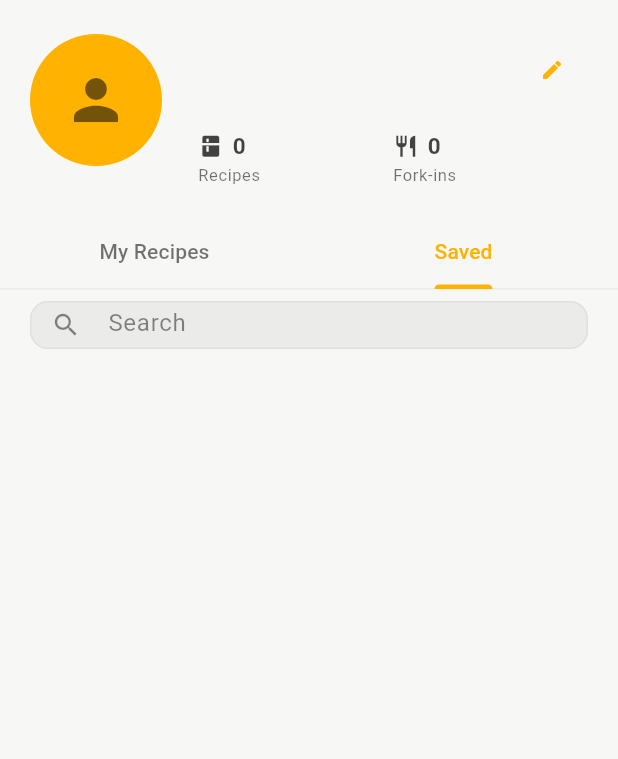
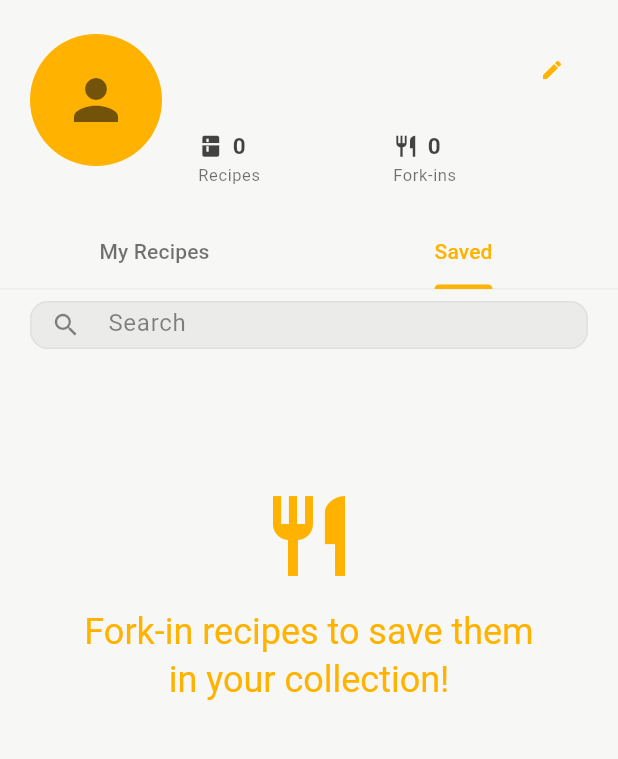
Before and after one commit to badriannp/forking-food, a Flutter app: the ProfileScreen screen opened directly, tab 2 chosen, on a phone screen of 412 x 824 dp, the part 80-839 px from its top. Run offline on Flutter 3.47's test engine with Material 3 defaults, Android fonts, the phone set to English and light mode, and no system bars; our stand-ins replace cached_network_image, cloud_firestore, firebase_auth, firebase_core, firebase_storage, flutter_card_swiper and 5 more; missing offline and left inert: flutter_facebook_auth; accounts and stored records are empty; project files that could hold a hidden picture were left out.

Commit message:
refactor: updates

```diff
--- a/lib/screens/tabs/home_screen.dart
+++ b/lib/screens/tabs/home_screen.dart
@@ -1049,10 +1049,10 @@ class _HomeScreenState extends State<HomeScreen> {
     return Center(
       child: Column(
         mainAxisAlignment: MainAxisAlignment.center,
-        spacing: 12,
+        spacing: 8,
         children: [
           Text(
-            'No recipes left',
+            'No recipes for now',
             style: Theme.of(context).textTheme.headlineMedium?.copyWith(
               fontWeight: FontWeight.bold,
             ),
@@ -1064,7 +1064,7 @@ class _HomeScreenState extends State<HomeScreen> {
               Navigator.pushNamed(context, '/add-recipe');
             },
             child: Column(
-              spacing: 8,
+              spacing: 12,
               children: [
                 Text(
                 'It\'s time to add your own recipe',
--- a/lib/screens/tabs/profile_screen.dart
+++ b/lib/screens/tabs/profile_screen.dart
@@ -232,11 +232,6 @@ class _ProfileScreenState extends State<ProfileScreen> with TickerProviderStateM
 
         // Upload cropped image to Firebase Storage and update profile
         await _authService.updateProfileImage(croppedFile);
-
-        final String? userId = _authService.userId;
-        if (userId != null) {
-          // User data is now centralized - no need to update recipes
-        }
 
         // Refresh the UI
         if (mounted) {
@@ -829,6 +824,39 @@ class _ProfileScreenState extends State<ProfileScreen> with TickerProviderStateM
       );
     }
 
+    if (recipes.isEmpty && !isLoading && isSaved) {
+      return SingleChildScrollView(
+        physics: const AlwaysScrollableScrollPhysics(),
+        child: SizedBox(
+          height: MediaQuery.of(context).size.height * 0.4,
+          child: Center(
+            child: Padding(
+              padding: const EdgeInsets.symmetric(horizontal: 8.0),
+              child: Column(
+                mainAxisAlignment: MainAxisAlignment.center,
+                mainAxisSize: MainAxisSize.min,
+                children: [
+                  Icon(
+                    Icons.restaurant,
+                    size: 64,
+                    color: Theme.of(context).colorScheme.primary,
+                  ),
+                  const SizedBox(height: 16),
+                  Text(
+                    'Fork-in recipes to save them\nin your collection!',
+                    style: Theme.of(context).textTheme.headlineSmall?.copyWith(
+                        color: Theme.of(context).colorScheme.primary,
+                      ),
+                    textAlign: TextAlign.center,
+                  ),
+                ],
+              ),
+            ),
+          ),
+        ),
+      );
+    }
+
     return GridView.builder(
       keyboardDismissBehavior: ScrollViewKeyboardDismissBehavior.onDrag,
       padding: const EdgeInsets.all(8.0),
--- a/lib/services/auth_service.dart
+++ b/lib/services/auth_service.dart
@@ -5,6 +5,7 @@ import 'package:firebase_storage/firebase_storage.dart';
 import 'dart:io';
 import 'dart:typed_data';
 import 'package:image/image.dart' as img;
+import 'package:forking/utils/image_utils.dart' as image_utils;
 import '../models/user_data.dart';
 import 'user_service.dart';
 
@@ -148,7 +149,7 @@ class AuthService {
         return;
       }
 
-      // Create user data with Google photo URL (no copying)
+      // Create user data with Google photo URL
       await _createUserData(userId, finalDisplayName, googlePhotoURL);
 
     } catch (e) {
@@ -235,7 +236,7 @@ class AuthService {
 
       final storageRef = _storage.ref().child('profile_images/$userId.jpg');
 
-      final metadata = SettableMetadata(contentType: _userService.getContentTypeFromPath(imageFile.path));
+      final metadata = SettableMetadata(contentType: image_utils.getContentTypeFromPath(imageFile.path));
       final uploadTask = storageRef.putData(compressedImageData, metadata);
       final snapshot = await uploadTask;
 
--- a/lib/services/recipe_service.dart
+++ b/lib/services/recipe_service.dart
@@ -5,6 +5,7 @@ import '../models/recipe.dart';
 import 'package:image/image.dart' as img;
 import 'dart:typed_data';
 import 'user_service.dart';
+import 'package:forking/utils/image_utils.dart' as image_utils;
 
 class RecipeService {
   final FirebaseFirestore _firestore = FirebaseFirestore.instance;
@@ -83,7 +84,7 @@ class RecipeService {
       // Encode as JPEG with 85% quality
       final jpegBytes = img.encodeJpg(resized, quality: 85);
       Reference ref = _storage.ref().child('$storagePath.jpg');
-      final metadata = SettableMetadata(contentType: _userService.getContentTypeFromPath(imagePath));
+      final metadata = SettableMetadata(contentType: image_utils.getContentTypeFromPath(imagePath));
       UploadTask uploadTask = ref.putData(Uint8List.fromList(jpegBytes), metadata);
       TaskSnapshot snapshot = await uploadTask;
       return await snapshot.ref.getDownloadURL();
--- a/lib/widgets/profile_avatar.dart
+++ b/lib/widgets/profile_avatar.dart
@@ -25,7 +25,7 @@ class _ProfileAvatarImageState extends State<ProfileAvatarImage> {
 
     if (widget.imageUrl != null) {
       fallbackUrls = [
-        getResizedImageUrl(originalUrl: widget.imageUrl!, size: 600),
+        getResizedImageUrl(originalUrl: widget.imageUrl!, size: 300),
         widget.imageUrl!,
       ];
     } else {
```
Also changed, not shown: lib/screens/auth/forgot_password_screen.dart (+12 -2 lines), lib/screens/auth/login_screen.dart (+21 -13 lines), lib/screens/auth/register_screen.dart (+10 -1 lines), lib/services/user_service.dart (+0 -16 lines), lib/utils/image_utils.dart (+17 -0 lines).
